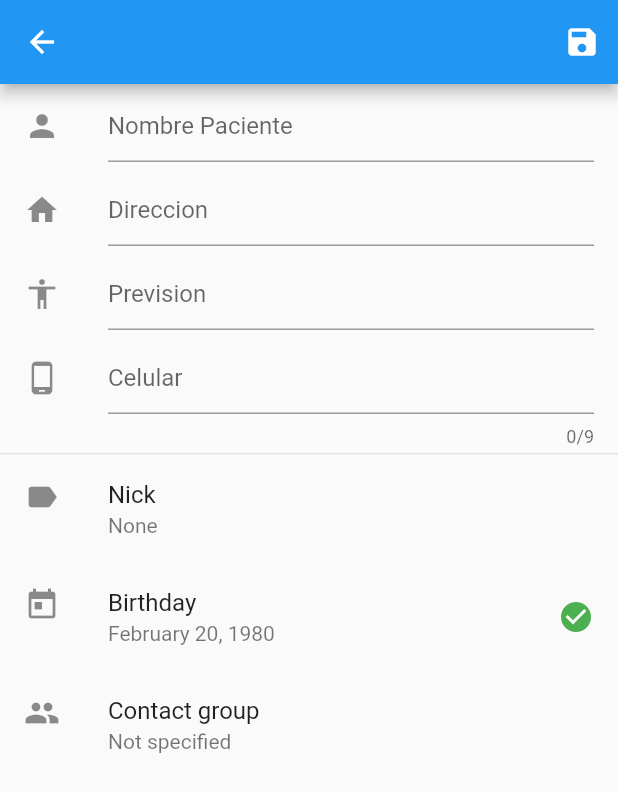
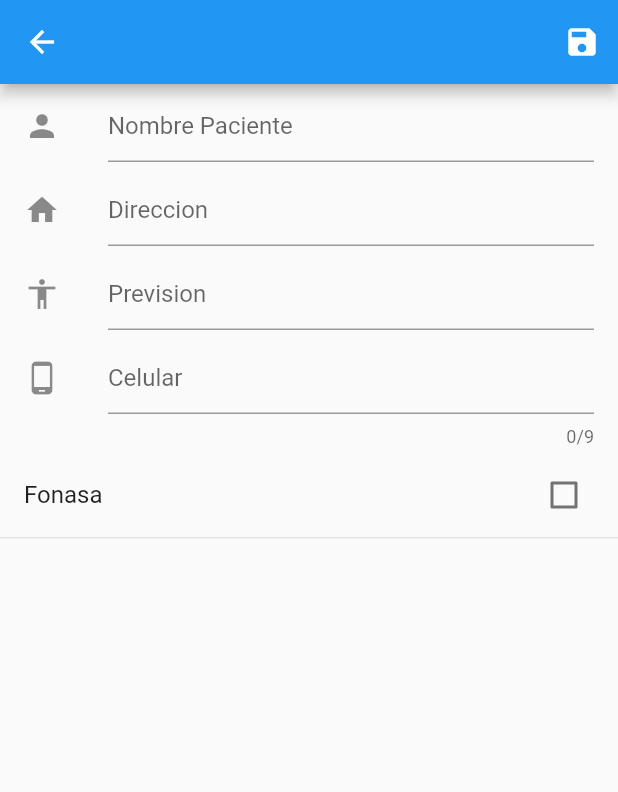
Before and after one commit to bbarrientos/proyectoprogra, a Flutter app: the NuevaFicha screen opened by its route, after a tap on the "save" icon, on a phone screen of 412 x 824 dp. Shown: the top 792 px of the screen. Run offline on Flutter 3.47's test engine with Material 2 defaults, Android fonts, the phone set to English and light mode, and no system bars; our stand-ins replace cloud_firestore, firebase_auth, google_sign_in; accounts and stored records are empty.

Commit message:
Pequeños cambios

```diff
--- a/lib/code/ficha.dart
+++ b/lib/code/ficha.dart
@@ -3,34 +3,40 @@ import 'package:google_sign_in/google_sign_in.dart';
 import 'dart:async';
 import 'package:cloud_firestore/cloud_firestore.dart';
 import 'package:flutter/material.dart';
+import 'package:proyectoprograufro/code/conexion.dart';
 
 class ficha {
-  final DocumentReference documentReference =
-      Firestore.instance.document("Casa/dummy");
-
+  final validacion_gf val = new validacion_gf();
   final FirebaseAuth _auth = FirebaseAuth.instance;
   final GoogleSignIn googleSignIn = new GoogleSignIn();
-
   Future<FirebaseUser> signIn() async {
-    GoogleSignInAccount googleSignInAccount = await googleSignIn.signIn();
-    GoogleSignInAuthentication gSA = await googleSignInAccount.authentication;
-
-    FirebaseUser user = await _auth.signInWithGoogle(
-        idToken: gSA.idToken, accessToken: gSA.accessToken);
-
-    //print("USer name: ${user.displayName}");
-    return user;
+    return await FirebaseAuth.instance.currentUser();
   }
 
-  void addFicha(
-      String nombre, String direcccion, String telefono, String seguro) {
+  Future<FirebaseUser> _handleSignIn() async {
+    GoogleSignInAccount googleUser = await googleSignIn.signIn();
+    GoogleSignInAuthentication googleAuth = await googleUser.authentication;
+    FirebaseUser user = await _auth.signInWithGoogle(
+      accessToken: googleAuth.accessToken,
+      idToken: googleAuth.idToken, );
+
+    print("signed in " + user.email);
+    return user; }
+
+  void addFicha(String nombre, String direcccion, String telefono, String seguro) {
+    // user = signIn();
     Map<String, String> data = <String, String>{
       "Nombre": nombre,
       "Direccion": direcccion,
       "Telefono": telefono,
-      "Seguro": seguro
+      "Seguro": seguro,
+      //"USerId": val.signIn().then((FirebaseUser user)=> user.email)
     };
-    documentReference.setData(data).whenComplete(() {
+    Firestore.instance
+        .collection('Prueba')
+        .document()
+        .setData(data)
+        .whenComplete(() {
       print("Datos add");
     }).catchError((e) => print(e));
   }
@@ -42,14 +48,15 @@ class MostrarFichas extends StatelessWidget {
   @override
   Widget build(BuildContext context) {
     return new StreamBuilder<QuerySnapshot>(
-      stream: Firestore.instance.collection('Prueba').snapshots(),
+      stream: Firestore.instance.collection('fichas').snapshots(),
       builder: (BuildContext context, AsyncSnapshot<QuerySnapshot> snapshot) {
         if (!snapshot.hasData) return new Text('Loading...');
         return new ListView(
           children: snapshot.data.documents.map((DocumentSnapshot document) {
             return new ListTile(
-              title: new Text(document['title']),
-              subtitle: new Text(document['type']),
+              title: new Text(document['nombre']),
+              subtitle: new Text(document['edad'].toString()),
+
             );
           }).toList(),
         );
--- a/lib/views/nuevaFicha.dart
+++ b/lib/views/nuevaFicha.dart
@@ -1,11 +1,23 @@
 import 'package:flutter/material.dart';
 import 'package:proyectoprograufro/code/ficha.dart';
 
-class NuevaFicha extends StatelessWidget {
+class NuevaFicha extends StatefulWidget{
+  @override
+  Elementos createState() => new Elementos();
+}
+
+class Elementos extends State<NuevaFicha> {
   final TextEditingController nombre = new TextEditingController();
   final TextEditingController direccion = new TextEditingController();
   final TextEditingController seguro = new TextEditingController();
   final TextEditingController telefono = new TextEditingController();
+  bool isChecked = false;
+
+  void onChange(bool value){
+    setState(() {
+      isChecked = value;
+    });
+  }
 
   @override
   Widget build(BuildContext context) {
@@ -63,28 +75,19 @@ class NuevaFicha extends StatelessWidget {
               ),
             ),
           ),
+          new CheckboxListTile(
+              title: Text("Fonasa"),
+              activeColor: Colors.redAccent,
+              value: isChecked,
+              onChanged: (bool value){
+                onChange(value);
+              },
+
+          ),
           const Divider(
             height: 1.0,
           ),
-          new ListTile(
-            leading: const Icon(Icons.label),
-            title: const Text('Nick'),
-            subtitle: const Text('None'),
-          ),
-          new ListTile(
-            leading: const Icon(Icons.today),
-            title: const Text('Birthday'),
-            subtitle: const Text('February 20, 1980'),
-            trailing: const Icon(
-              Icons.check_circle,
-              color: Colors.green,
-            ),
-          ),
-          new ListTile(
-            leading: const Icon(Icons.group),
-            title: const Text('Contact group'),
-            subtitle: const Text('Not specified'),
-          )
+
         ],
       ),
     );
```
Also changed, not shown: lib/views/home.dart (+16 -1 lines), lib/views/log_In.dart (+16 -12 lines), images/back.jpg (added), 5 other files.
